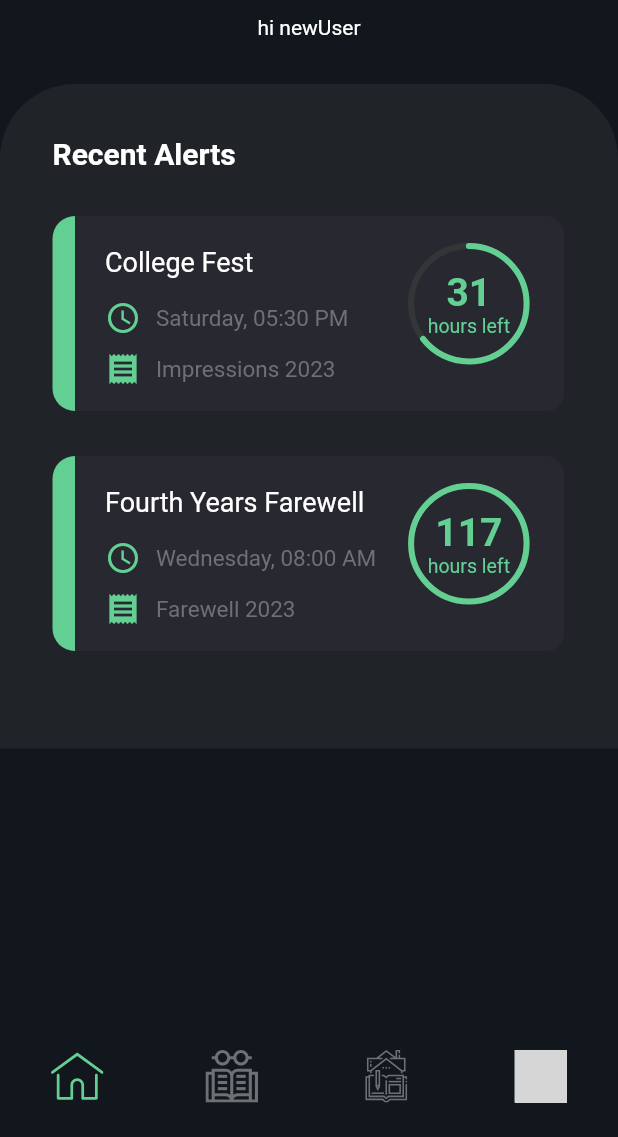
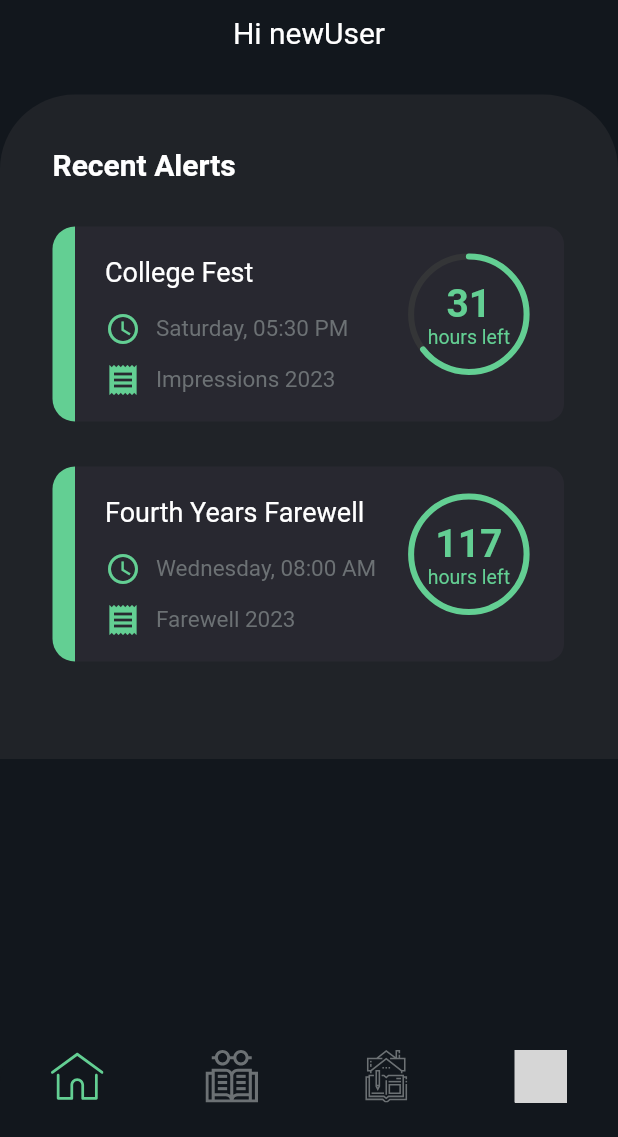
Before and after one commit to Sg108/College-Lit, a Flutter app: the BottomNavigation screen opened directly, on a phone screen of 412 x 824 dp, the part 99-1236 px from its top. Run offline on Flutter 3.47's test engine with Material 2 defaults, Android fonts, the phone set to English and light mode, and no system bars; our stand-ins replace awesome_notifications, cloud_firestore, firebase_auth, firebase_core, firebase_storage, flutter_svg and 1 more; accounts and stored records are empty; network calls fail; grey boxes are pictures that could not be loaded.

Commit message:
added minor changes in the ui

```diff
--- a/lib/screens/home_screen.dart
+++ b/lib/screens/home_screen.dart
@@ -19,8 +19,11 @@
           padding: EdgeInsets.symmetric(horizontal: 30.0),
           child: Center(
               child: Text(
-            'hi ${Provider.of<Student>(context).name}',
-            style: TextStyle(color: Colors.white),
+            'Hi ${Provider.of<Student>(context).name}',
+            style: TextStyle(
+              color: Colors.white,
+              fontSize: 20.0,
+            ),
           )),
         ),
         SizedBox(height: 30.0),
```
